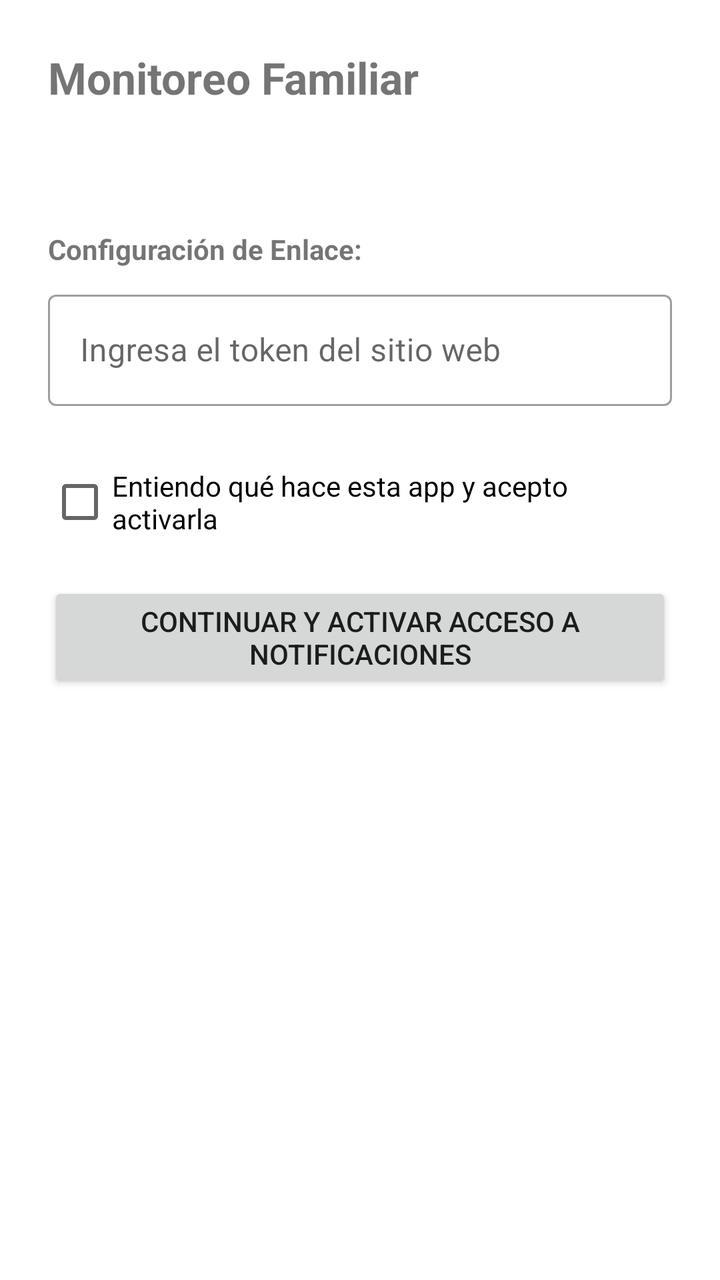
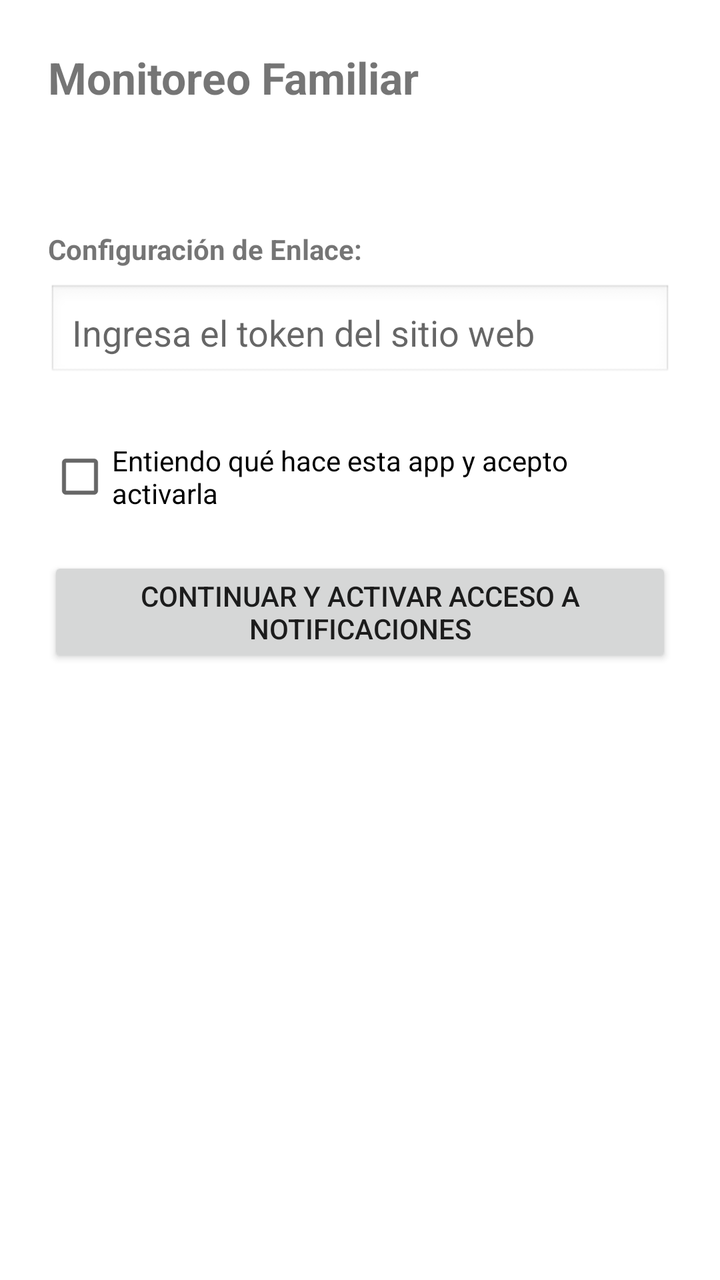

Compare the two renders of this Android layout. The source of the first and the diff that turns it into the second are given below.
<!-- AndroidManifest.xml: application theme Theme.FamiliaMonitor -->
<!-- res/layout/activity_consent.xml -->
<?xml version="1.0" encoding="utf-8"?>
<ScrollView xmlns:android="http://schemas.android.com/apk/res/android"
    android:layout_width="match_parent"
    android:layout_height="match_parent"
    android:padding="24dp">

    <LinearLayout
        android:orientation="vertical"
        android:layout_width="match_parent"
        android:layout_height="wrap_content">

        <TextView
            android:layout_width="wrap_content"
            android:layout_height="wrap_content"
            android:text="Monitoreo Familiar"
            android:textSize="22sp"
            android:textStyle="bold"
            android:layout_marginBottom="16dp" />

        <TextView
            android:id="@+id/tv_explanation"
            android:layout_width="match_parent"
            android:layout_height="wrap_content"
            android:textSize="16sp"
            android:lineSpacingExtra="4dp" />

        <TextView
            android:layout_width="wrap_content"
            android:layout_height="wrap_content"
            android:text="Configuración de Enlace:"
            android:textStyle="bold"
            android:layout_marginTop="24dp" />

        <com.google.android.material.textfield.TextInputLayout
            android:layout_width="match_parent"
            android:layout_height="wrap_content"
            android:layout_marginTop="8dp"
            style="@style/Widget.MaterialComponents.TextInputLayout.OutlinedBox">

            <com.google.android.material.textfield.TextInputEditText
                android:id="@+id/et_token"
                android:layout_width="match_parent"
                android:layout_height="wrap_content"
                android:hint="Ingresa el token del sitio web"
                android:inputType="textNoSuggestions"
                android:maxLines="1" />
        </com.google.android.material.textfield.TextInputLayout>

        <CheckBox
            android:id="@+id/cb_consent"
            android:layout_width="match_parent"
            android:layout_height="wrap_content"
            android:layout_marginTop="24dp"
            android:text="Entiendo qué hace esta app y acepto activarla" />

        <Button
            android:id="@+id/btn_continue"
            android:layout_width="match_parent"
            android:layout_height="wrap_content"
            android:layout_marginTop="16dp"
            android:text="Continuar y activar acceso a notificaciones" />

    </LinearLayout>
</ScrollView>
<!-- resources referenced by this layout -->
<resources>
  <style name="Theme.FamiliaMonitor" parent="Theme.MaterialComponents.DayNight.NoActionBar" />
</resources>

<!-- the commit's change to res/layout/activity_consent.xml (unified diff, before → after) -->
@@ -31,20 +31,16 @@
             android:textStyle="bold"
             android:layout_marginTop="24dp" />
 
-        <com.google.android.material.textfield.TextInputLayout
+        <EditText
+            android:id="@+id/et_token"
             android:layout_width="match_parent"
             android:layout_height="wrap_content"
             android:layout_marginTop="8dp"
-            style="@style/Widget.MaterialComponents.TextInputLayout.OutlinedBox">
-
-            <com.google.android.material.textfield.TextInputEditText
-                android:id="@+id/et_token"
-                android:layout_width="match_parent"
-                android:layout_height="wrap_content"
-                android:hint="Ingresa el token del sitio web"
-                android:inputType="textNoSuggestions"
-                android:maxLines="1" />
-        </com.google.android.material.textfield.TextInputLayout>
+            android:hint="Ingresa el token del sitio web"
+            android:inputType="textNoSuggestions"
+            android:maxLines="1"
+            android:background="@android:drawable/edit_text"
+            android:padding="12dp" />
 
         <CheckBox
             android:id="@+id/cb_consent"
